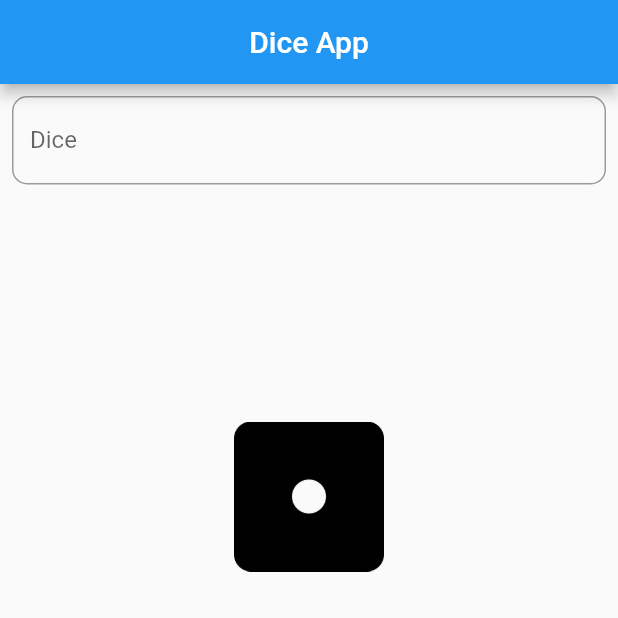
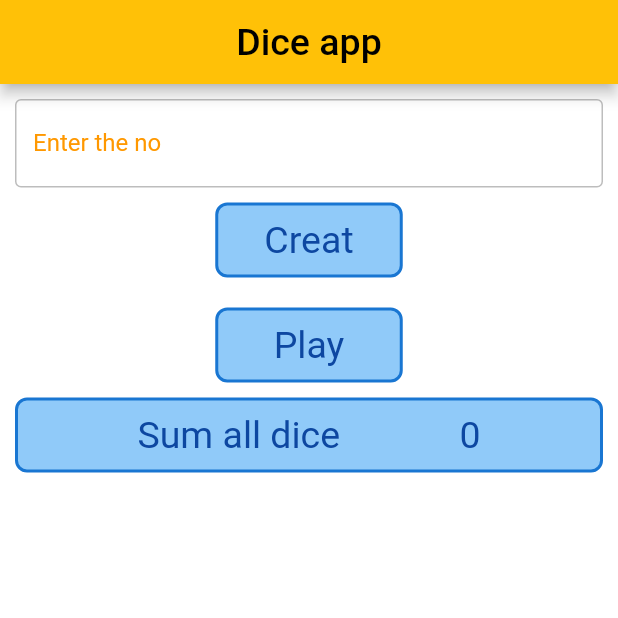
Before and after one commit to darshit1425/diceapp, a Flutter app: the screen it shows after launch, on a phone screen of 412 x 824 dp, the top half of it. Run offline on Flutter 3.47's test engine with Material 2 defaults, Android fonts, the phone set to English and light mode, and no system bars.

Commit message:
3-1-22 diceapp

```diff
--- a/lib/Home.dart
+++ b/lib/Home.dart
@@ -1,80 +1,151 @@
 import 'dart:math';
 
 import 'package:flutter/material.dart';
+class home extends StatefulWidget {
+  const home({Key? key}) : super(key: key);
 
-class Home1 extends StatefulWidget {
   @override
-  State<Home1> createState() => _Home1State();
+  State<home> createState() => _homeState();
 }
 
-class _Home1State extends State<Home1> {
-  List l2 = [];
-
-  List l1 = [
+class _homeState extends State<home> {
+  @override
+  List l1=[
     "assets/images/dice1.png",
     "assets/images/dice2.png",
     "assets/images/dice3.png",
     "assets/images/dice4.png",
     "assets/images/dice5.png",
-    "assets/images/dice6.png"
+    "assets/images/dice6.png",
+
   ];
-  int i = 0;
-  @override
+
+  List l2 = [];
+  List l3 = [];
+  int i = 0, n = 0, y = 0,z = 0,b = 0;
+  TextEditingController txtno = TextEditingController();
+
   Widget build(BuildContext context) {
     return SafeArea(
       child: Scaffold(
         appBar: AppBar(
+            title: Text("Dice app",
+                style: TextStyle(fontSize: 25, color: Colors.black)),
             centerTitle: true,
-          title: Text("Dice App"),
-        ),
-        body: Column(
+            backgroundColor: Colors.amber),
+        backgroundColor: Colors.white,
+        body: Padding(
+          padding: const EdgeInsets.all(10),
+          child: Column(
             children: [
-            Padding(
-              padding: const EdgeInsets.all(8.0),
-              child: TextField(
+              TextField(
+                controller: txtno,
                 decoration: InputDecoration(
                     border: OutlineInputBorder(
-                    borderRadius: BorderRadius.circular(10),
+                        borderSide: BorderSide(color: Colors.amber, width: 2)),
+                    label: Text(
+                      "Enter the no",
+                      style: TextStyle(color: Colors.orange),
                     ),
-                  hintText: "enter the number",
-                  label: Text("Dice"),
+                    enabledBorder: OutlineInputBorder(
+                        borderSide: BorderSide(color: Colors.black26)),
                     focusedBorder: OutlineInputBorder(
-                    borderRadius: BorderRadius.circular(15),
-                    borderSide: BorderSide(
-                        color: Color(0xFF203A43),
-                        style: BorderStyle.solid,
-                        width: 2),
+                        borderSide: BorderSide(color: Colors.orange))),
+                style: TextStyle(color: Colors.orange),
+              ),
+              InkWell(
+                onTap: () {
+                  String a = txtno.text;
+                  n = int.parse(a);
+                  l3.clear();
+                  l2.clear();
+                  setState(() {
+                    l2.length=n;
+                  });
+                },
+                child: Padding(
+                  padding: const EdgeInsets.all(10),
+                  child: Container(
+                    width: 125,
+                    height: 50,
+                    alignment: Alignment.center,
+                    decoration: BoxDecoration(
+                        color: Colors.blue.shade200,
+                        borderRadius: BorderRadius.circular(8),
+                        border: Border.all(
+                            color: Colors.blue.shade700, width: 2)),
+                    child: Text("Creat",
+                        style: TextStyle(
+                            color: Colors.blue.shade900, fontSize: 25)),
                   ),
                 ),
               ),
+              SingleChildScrollView(
+                scrollDirection: Axis.horizontal,
+                child: Row(
+                  children: l2.asMap().entries.map((e) => Padding(
+                    padding: const EdgeInsets.all(8.0),
+                    child: Image.asset(l1[l3.isEmpty?0:l3[e.key]],height: 100,width: 100,),
+                  )).toList(),
                 ),
-            SizedBox(
-              height: 100,
+              ),
+              InkWell(
+                onTap: () {
+                  l3.clear();
+                  setState(() {
+                    var rnd = Random();
+                    b=l2.length;
+                    for(y=0;y<n;y++)
+                    {
+                      z = rnd.nextInt(6);
+                      b=b+z;
+                      l3.add(z);
+                      print(b);
+                    }
+                  });
+                },
+                child: Padding(
+                  padding: const EdgeInsets.all(10),
+                  child: Container(
+                    width: 125,
+                    height: 50,
+                    alignment: Alignment.center,
+                    decoration: BoxDecoration(
+                        color: Colors.blue .shade200,
+                        borderRadius: BorderRadius.circular(8),
+                        border: Border.all(
+                            color: Colors.blue.shade700, width: 2)),
+                    child: Text("Play",
+                        style: TextStyle(
+                            color: Colors.blue.shade900, fontSize: 25)),
+                  ),
+                ),
               ),
               Container(
-              height: 200,
-              width: 200,
-              decoration: BoxDecoration(),
-              child: Center(
-                child: InkWell(
-                  onTap: () {
-                    var rnd = Random();
-                    setState(() {
-                      //for(i=1;i<=4;i++)
-                      i = rnd.nextInt(6);
-                    });
-                  },
-                  child: Image.asset(
-                    l1[i],
-                    height: 100,
-                    width: 100,
-                  ),
-                ),
+                width: 550,
+                height: 50,
+                alignment: Alignment.center,
+                decoration: BoxDecoration(
+                    color: Colors.blue.shade200,
+                    borderRadius: BorderRadius.circular(8),
+                    border: Border.all(
+                        color: Colors.blue.shade700, width: 2)),
+                child: Row(
+                  mainAxisAlignment: MainAxisAlignment.spaceEvenly,
+                  children: [
+                    Text("Sum all dice",
+                        style: TextStyle(
+                            color: Colors.blue.shade900, fontSize: 25)),
+                    Text("$b",
+                        style: TextStyle(
+                            color: Colors.blue.shade900, fontSize: 25)),
+                  ],
                 ),
               ),
             ],
           ),
         ),
+      ),
     );
   }
 }
--- a/lib/main.dart
+++ b/lib/main.dart
@@ -2,13 +2,13 @@
 
 import 'package:flutter/material.dart';
 
-import 'Home.dart';
+import 'home.dart';
 
 void main() {
   runApp(
      MaterialApp(
       debugShowCheckedModeBanner: false,
-            home: Home1(),
+            home: home(),
     ),
   );
 }
```
Lines whose indentation alone changed are shown as unchanged.
